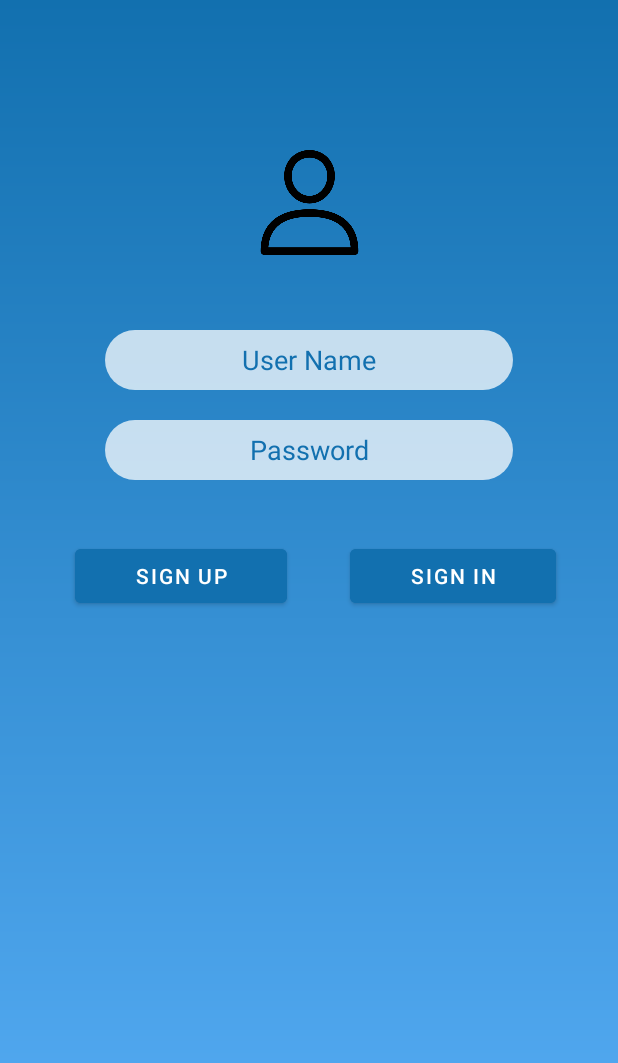
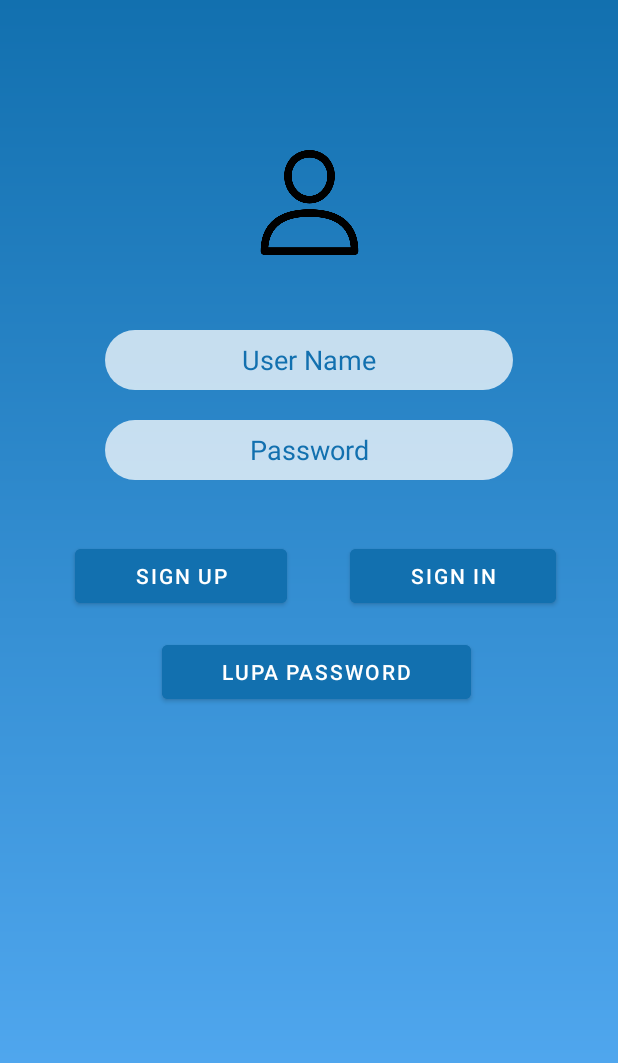
Before and after one commit to AdrielRpea/HealtyGreen, an Android app: the screen it shows after launch (SignInActivity), on a phone screen of 412 x 824 dp. Shown: the top 1063 px of the screen. Run offline under Robolectric (Android 15) with nearby library versions, the phone set to English and light mode, and no system bars; our stand-ins replace Room's generated code.

Commit message:
update activity_payment.xml

```diff
--- a/app/src/main/res/layout/activity_sign_in.xml
+++ b/app/src/main/res/layout/activity_sign_in.xml
@@ -62,6 +62,18 @@
         app:layout_constraintTop_toBottomOf="@+id/et_password" />
 
     <Button
+        android:id="@+id/sign_up2"
+        android:layout_width="wrap_content"
+        android:layout_height="wrap_content"
+        android:layout_marginStart="108dp"
+        android:layout_marginTop="104dp"
+        android:backgroundTint="@color/basic_blue_dark"
+        android:paddingHorizontal="40dp"
+        android:text="lupa password"
+        app:layout_constraintStart_toStartOf="parent"
+        app:layout_constraintTop_toBottomOf="@+id/et_password" />
+
+    <Button
         android:id="@+id/sign_in"
         android:layout_width="wrap_content"
         android:layout_height="wrap_content"
```
